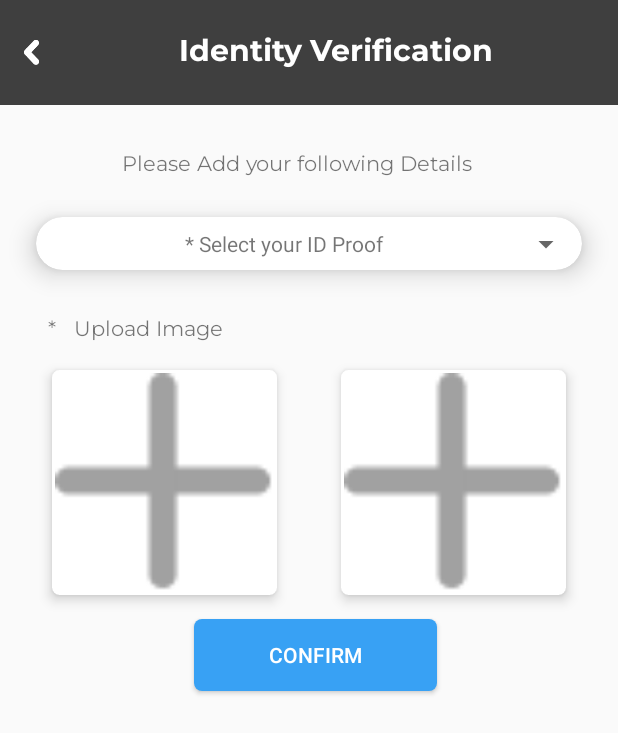
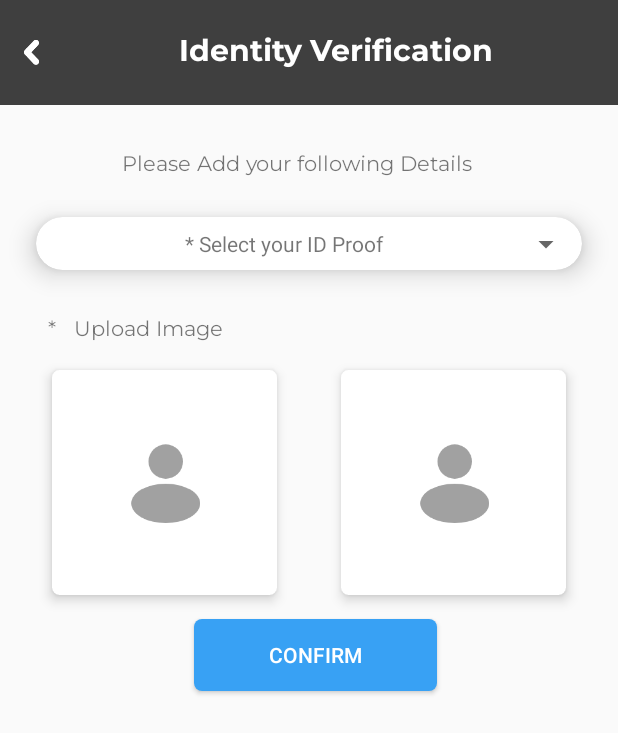
Before and after one commit to Draker007/HS_mobile_Partner, an Android app: the IdentityVerificationActivity screen opened directly, with no data from a screen before it, on a phone screen of 412 x 824 dp. Shown: the top 733 px of the screen. Run offline under Robolectric (Android 15) with nearby library versions, the phone set to English and light mode, and no system bars; our stand-ins replace ButterKnife; pictures from the network do not load.

Commit message:
Few Bugs Fixed

```diff
--- a/app/src/main/java/service/com/surebot/info/serviceperson/Activity/IdentityVerificationActivity.java
+++ b/app/src/main/java/service/com/surebot/info/serviceperson/Activity/IdentityVerificationActivity.java
@@ -114,8 +114,8 @@ public class IdentityVerificationActivity extends AppCompatActivity {
                 Log.e("lol", "onItemSelected: "+items[position] );
                 gidProofText.setText(items  [position]);
                 back1="";
-                Glide.with(IdentityVerificationActivity.this).load(R.drawable.plus_button).into(front);
-                Glide.with(IdentityVerificationActivity.this).load(R.drawable.plus_button).into(back);
+                Glide.with(IdentityVerificationActivity.this).load(R.drawable.emptyprofile_image).into(front);
+                Glide.with(IdentityVerificationActivity.this).load(R.drawable.emptyprofile_image).into(back);
                 front1="";
                 j=position;
             }
@@ -199,6 +199,9 @@ public class IdentityVerificationActivity extends AppCompatActivity {
                             System.out.println("Place order entering into method valid");
                             Toast.makeText(IdentityVerificationActivity.this, "Documents  updated successfully", Toast.LENGTH_SHORT).show();
                             onBackPressed();
+                        }else
+                        {
+                            Toast.makeText(IdentityVerificationActivity.this, lResponse.getRequest_response(), Toast.LENGTH_SHORT).show();
                         }
                         progress.dismiss();
                     }
@@ -209,6 +212,8 @@ public class IdentityVerificationActivity extends AppCompatActivity {
                 @Override
                 public void onFailure(Call<Identity_verification_Response> call, Throwable t) {
                     Log.e("Draker", "onFailed: 1" +t);
+                    Toast.makeText(IdentityVerificationActivity.this, getResources().getString(R.string.onfailure), Toast.LENGTH_SHORT).show();
+
 
                     //   progress.dismiss();
                 }
--- a/app/src/main/java/service/com/surebot/info/serviceperson/Fragment/MyTask_Fragment.java
+++ b/app/src/main/java/service/com/surebot/info/serviceperson/Fragment/MyTask_Fragment.java
@@ -83,7 +83,8 @@ public class MyTask_Fragment  extends Fragment implements  TodaysTask_Adapter.st
     @BindView(R.id.notask_header)
     TextView gNotask_header;
 
-
+    @BindView(R.id.todyatask_header)
+            TextView gTodyatask_header;
 
     ArrayList<Integer> gPackages_List;
     ArrayList<String> gUserName_List;
@@ -387,6 +388,7 @@ public class MyTask_Fragment  extends Fragment implements  TodaysTask_Adapter.st
                        if( !lTodaysTask_Arraylist.get(0).getTransaction_ID().equals("No Results Found") && !lTodaysTask_Arraylist.get(0).getUser_ID().equals("User Does Not Exists")){
                            gTodaytask_recyclerview.setVisibility(View.VISIBLE);
                            gNotask_header.setVisibility(View.GONE);
+                           gTodyatask_header.setVisibility(View.VISIBLE);
 
                            TodaysTask_Adapter lTodaysTask_Adapter = new TodaysTask_Adapter(getActivity(),lTodaysTask_Arraylist);
                            gTodaytask_recyclerview.setAdapter(lTodaysTask_Adapter);
@@ -394,7 +396,7 @@ public class MyTask_Fragment  extends Fragment implements  TodaysTask_Adapter.st
                            lTodaysTask_Adapter.notifyDataSetChanged();
                        }
                        else{
-
+                           gTodyatask_header.setVisibility(View.GONE);
                            gTodaytask_recyclerview.setVisibility(View.GONE);
                            gNotask_header.setVisibility(View.VISIBLE);
                        }
--- a/app/src/main/java/service/com/surebot/info/serviceperson/Fragment/Profile_Fragment.java
+++ b/app/src/main/java/service/com/surebot/info/serviceperson/Fragment/Profile_Fragment.java
@@ -128,7 +128,7 @@ View v;
 
                             name.setText(partnerProfileRecords.get(0).getUser_Name());
                             email.setText(partnerProfileRecords.get(0).getUser_Email());
-                            number.setText(partnerProfileRecords.get(0).getUser_ID());
+                            number.setText(partnerProfileRecords.get(0).getUser_Contact_Number());
                             if(!partnerProfileRecords.get(0).getUser_Image_Path().equals("")) {
                                 Glide.with(getActivity()).load(Constants.IMAGEBASE_URL+partnerProfileRecords.get(0).getUser_Image_Path()).into(profImge);
                             }progress.dismiss();
--- a/app/src/main/res/layout/activity_add_personal_details.xml
+++ b/app/src/main/res/layout/activity_add_personal_details.xml
@@ -135,7 +135,7 @@
                     android:layout_width="96dp"
                     android:layout_height="96dp"
                     android:layout_marginTop="16dp"
-                    android:src="@drawable/ic_launcher_background"
+                    android:src="@drawable/emptyprofile_image"
                     app:civ_border_color="#00000000"
                     app:civ_border_width="2dp"
                     app:layout_constraintStart_toStartOf="@+id/textView5"
--- a/app/src/main/res/layout/activity_identity_verification.xml
+++ b/app/src/main/res/layout/activity_identity_verification.xml
@@ -163,7 +163,7 @@
                     android:layout_height="match_parent"
                     android:layout_margin="2dp"
                     android:background="@drawable/image_border"
-                    android:scaleType="centerCrop" />
+                    android:scaleType="center" />
 
             </FrameLayout>
         </androidx.constraintlayout.widget.ConstraintLayout>
@@ -202,7 +202,7 @@
                     android:layout_height="match_parent"
                     android:layout_margin="2dp"
                     android:background="@drawable/image_border"
-                    android:scaleType="centerCrop" />
+                    android:scaleType="center" />
 
             </FrameLayout>
         </androidx.constraintlayout.widget.ConstraintLayout>
--- a/app/src/main/res/layout/activity_notification.xml
+++ b/app/src/main/res/layout/activity_notification.xml
@@ -51,6 +51,8 @@
         android:id="@+id/notificationRecycler"
         android:layout_width="0dp"
         android:layout_height="0dp"
+        android:layout_marginStart="8dp"
+        android:layout_marginEnd="8dp"
         android:layout_marginBottom="8dp"
         android:visibility="visible"
         app:layout_constraintBottom_toBottomOf="parent"
--- a/app/src/main/res/layout/activity_personal_detail_view.xml
+++ b/app/src/main/res/layout/activity_personal_detail_view.xml
@@ -59,7 +59,7 @@
                     android:layout_height="150dp"
 
                     android:layout_marginTop="16dp"
-                    android:src="@drawable/ic_launcher_background"
+                    android:src="@drawable/emptyprofile_image"
                     app:civ_border_color="#00000000"
                     app:civ_border_width="2dp"
                     app:layout_constraintEnd_toEndOf="parent"
--- a/app/src/main/res/layout/mytask_fragment_layout.xml
+++ b/app/src/main/res/layout/mytask_fragment_layout.xml
@@ -86,7 +86,7 @@
                 android:layout_height="wrap_content"
                 android:layout_gravity="center"
                 android:layout_marginLeft="10dp"
-                android:layout_marginTop="10dp"
+                android:layout_marginTop="20dp"
                 android:layout_marginRight="10dp"
                 android:background="@color/color_transparen"
                 android:fontFamily="@font/montserrat"
--- a/app/src/main/res/layout/profile_fragment_layout.xml
+++ b/app/src/main/res/layout/profile_fragment_layout.xml
@@ -31,11 +31,9 @@
                     android:layout_width="100dp"
                     android:layout_height="100dp"
                     android:layout_marginStart="8dp"
-                    android:layout_marginLeft="8dp"
                     android:layout_marginTop="16dp"
                     android:layout_marginEnd="8dp"
-                    android:layout_marginRight="8dp"
-                    android:src="@drawable/ic_launcher_background"
+                    android:src="@drawable/emptyprofile_image"
                     app:civ_border_color="#FFFBFB"
                     app:civ_border_width="2dp"
                     app:layout_constraintEnd_toEndOf="parent"
```
Also changed, not shown: app/src/main/res/values/strings.xml (+4 -4 lines).
